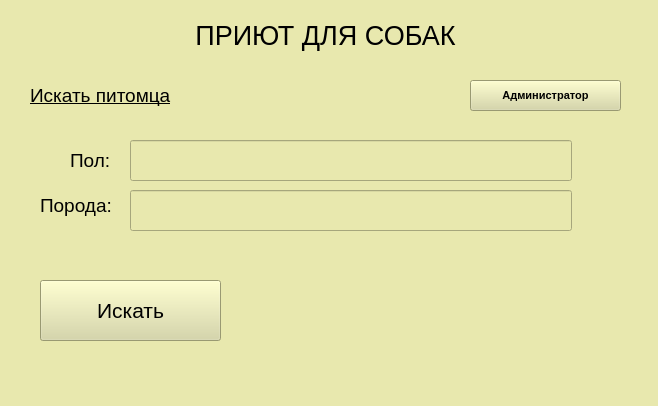
Before: the Qt Designer form dog_shelter_designer.ui in dimondg/dog_shelter, drawn with Qt 5.
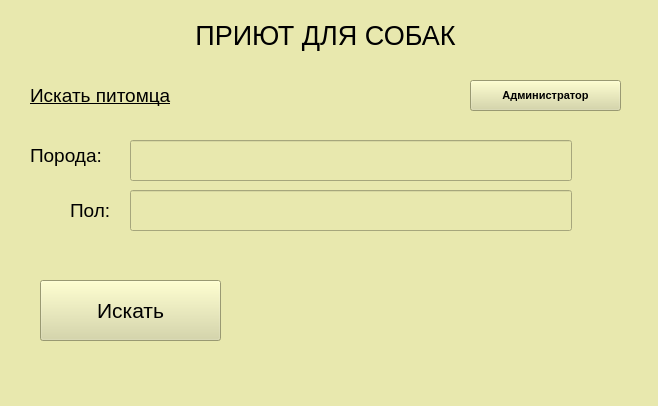
After: the same form once the commit is applied.

The edit to the form file:
```diff
--- a/dog_shelter_designer.ui
+++ b/dog_shelter_designer.ui
@@ -110,7 +110,7 @@
     <property name="geometry">
      <rect>
       <x>70</x>
-      <y>140</y>
+      <y>190</y>
       <width>51</width>
       <height>41</height>
      </rect>
@@ -127,8 +127,8 @@
    <widget class="QLabel" name="lbl_breed">
     <property name="geometry">
      <rect>
-      <x>40</x>
-      <y>180</y>
+      <x>30</x>
+      <y>130</y>
       <width>91</width>
       <height>51</height>
      </rect>
@@ -146,7 +146,7 @@
     <property name="geometry">
      <rect>
       <x>130</x>
-      <y>190</y>
+      <y>140</y>
       <width>442</width>
       <height>41</height>
      </rect>
@@ -161,7 +161,7 @@
     <property name="geometry">
      <rect>
       <x>130</x>
-      <y>140</y>
+      <y>190</y>
       <width>442</width>
       <height>41</height>
      </rect>
```
